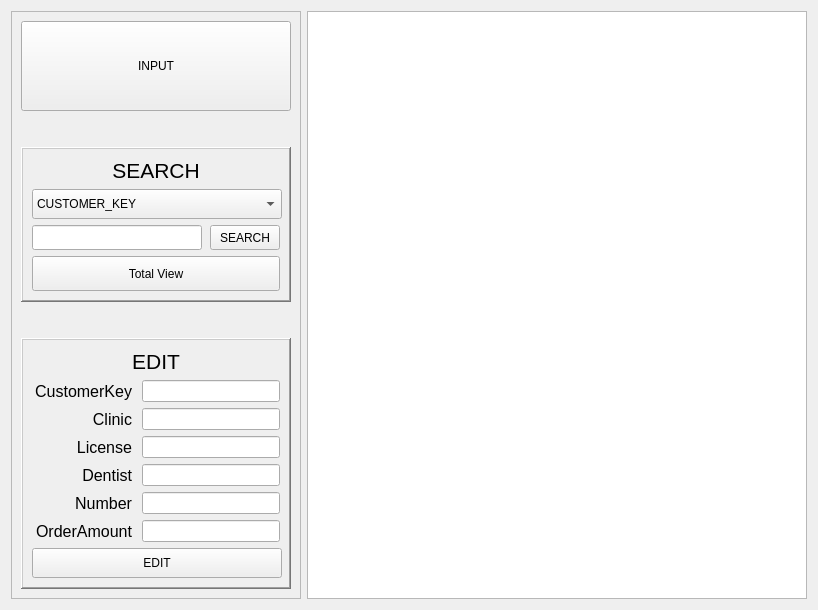
Qt form CustomerManagementAPP/Admin/customermanager.ui (AndaCondaa/Project_CustomerManagementApp) before a commit.
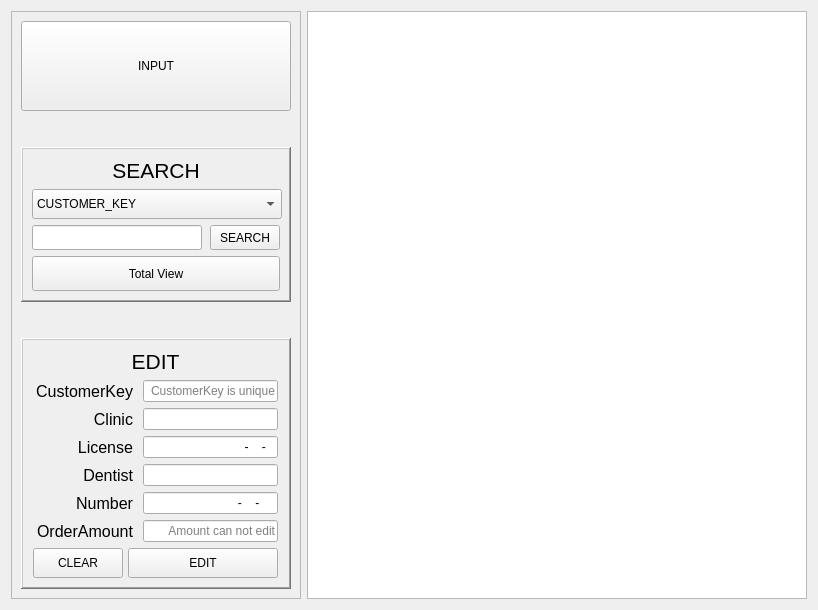
The same form after that commit. Icons and pictures are not drawn.

Commit message: 1110_product input

```diff
--- a/CustomerManagementAPP/Admin/customermanager.ui
+++ b/CustomerManagementAPP/Admin/customermanager.ui
@@ -197,6 +197,9 @@
                      <height>25</height>
                     </size>
                    </property>
+                   <property name="inputMask">
+                    <string>000000</string>
+                   </property>
                    <property name="alignment">
                     <set>Qt::AlignRight|Qt::AlignTrailing|Qt::AlignVCenter</set>
                    </property>
@@ -305,6 +308,27 @@
              <enum>QFrame::Raised</enum>
             </property>
             <layout class="QGridLayout" name="gridLayout_2">
+             <item row="0" column="0">
+              <widget class="QLabel" name="editLabel">
+               <property name="maximumSize">
+                <size>
+                 <width>16777215</width>
+                 <height>30</height>
+                </size>
+               </property>
+               <property name="font">
+                <font>
+                 <pointsize>16</pointsize>
+                </font>
+               </property>
+               <property name="text">
+                <string>EDIT</string>
+               </property>
+               <property name="alignment">
+                <set>Qt::AlignCenter</set>
+               </property>
+              </widget>
+             </item>
              <item row="1" column="0">
               <layout class="QVBoxLayout" name="verticalLayout_2">
                <item>
@@ -359,9 +383,15 @@
                      <height>25</height>
                     </size>
                    </property>
+                   <property name="alignment">
+                    <set>Qt::AlignRight|Qt::AlignTrailing|Qt::AlignVCenter</set>
+                   </property>
                    <property name="readOnly">
                     <bool>true</bool>
                    </property>
+                   <property name="placeholderText">
+                    <string>CustomerKey is unique</string>
+                   </property>
                   </widget>
                  </item>
                 </layout>
@@ -413,6 +443,9 @@
                      <height>25</height>
                     </size>
                    </property>
+                   <property name="alignment">
+                    <set>Qt::AlignRight|Qt::AlignTrailing|Qt::AlignVCenter</set>
+                   </property>
                   </widget>
                  </item>
                 </layout>
@@ -464,6 +497,12 @@
                      <height>25</height>
                     </size>
                    </property>
+                   <property name="inputMask">
+                    <string>00-0000-00</string>
+                   </property>
+                   <property name="alignment">
+                    <set>Qt::AlignRight|Qt::AlignTrailing|Qt::AlignVCenter</set>
+                   </property>
                   </widget>
                  </item>
                 </layout>
@@ -515,6 +554,9 @@
                      <height>25</height>
                     </size>
                    </property>
+                   <property name="alignment">
+                    <set>Qt::AlignRight|Qt::AlignTrailing|Qt::AlignVCenter</set>
+                   </property>
                   </widget>
                  </item>
                 </layout>
@@ -566,6 +608,12 @@
                      <height>25</height>
                     </size>
                    </property>
+                   <property name="inputMask">
+                    <string>000-0000-0000</string>
+                   </property>
+                   <property name="alignment">
+                    <set>Qt::AlignRight|Qt::AlignTrailing|Qt::AlignVCenter</set>
+                   </property>
                   </widget>
                  </item>
                 </layout>
@@ -617,37 +665,52 @@
                      <height>25</height>
                     </size>
                    </property>
+                   <property name="alignment">
+                    <set>Qt::AlignRight|Qt::AlignTrailing|Qt::AlignVCenter</set>
+                   </property>
                    <property name="readOnly">
                     <bool>true</bool>
                    </property>
+                   <property name="placeholderText">
+                    <string>Amount can not edit</string>
+                   </property>
                   </widget>
                  </item>
                 </layout>
                </item>
               </layout>
              </item>
-             <item row="0" column="0">
-              <widget class="QLabel" name="editLabel">
-               <property name="maximumSize">
+             <item row="2" column="0">
+              <layout class="QHBoxLayout" name="horizontalLayout_9">
+               <property name="spacing">
+                <number>5</number>
+               </property>
+               <item>
+                <widget class="QPushButton" name="clearButton">
+                 <property name="sizePolicy">
+                  <sizepolicy hsizetype="Preferred" vsizetype="Preferred">
+                   <horstretch>0</horstretch>
+                   <verstretch>0</verstretch>
+                  </sizepolicy>
+                 </property>
+                 <property name="minimumSize">
                 <size>
-                 <width>16777215</width>
+                   <width>90</width>
                  <height>30</height>
                 </size>
                </property>
-               <property name="font">
-                <font>
-                 <pointsize>16</pointsize>
-                </font>
+                 <property name="maximumSize">
+                  <size>
+                   <width>90</width>
+                   <height>50</height>
+                  </size>
                </property>
                <property name="text">
-                <string>EDIT</string>
-               </property>
-               <property name="alignment">
-                <set>Qt::AlignCenter</set>
+                  <string>CLEAR</string>
                </property>
               </widget>
              </item>
-             <item row="2" column="0">
+               <item>
               <widget class="QPushButton" name="editButton">
                <property name="sizePolicy">
                 <sizepolicy hsizetype="Preferred" vsizetype="Preferred">
@@ -657,13 +720,13 @@
                </property>
                <property name="minimumSize">
                 <size>
-                 <width>250</width>
+                   <width>150</width>
                  <height>30</height>
                 </size>
                </property>
                <property name="maximumSize">
                 <size>
-                 <width>270</width>
+                   <width>150</width>
                  <height>50</height>
                 </size>
                </property>
@@ -671,6 +734,8 @@
                 <string>EDIT</string>
                </property>
               </widget>
+               </item>
+              </layout>
              </item>
             </layout>
            </widget>
```
Lines whose indentation alone changed are shown as unchanged. The commit also changes 25 other files.
